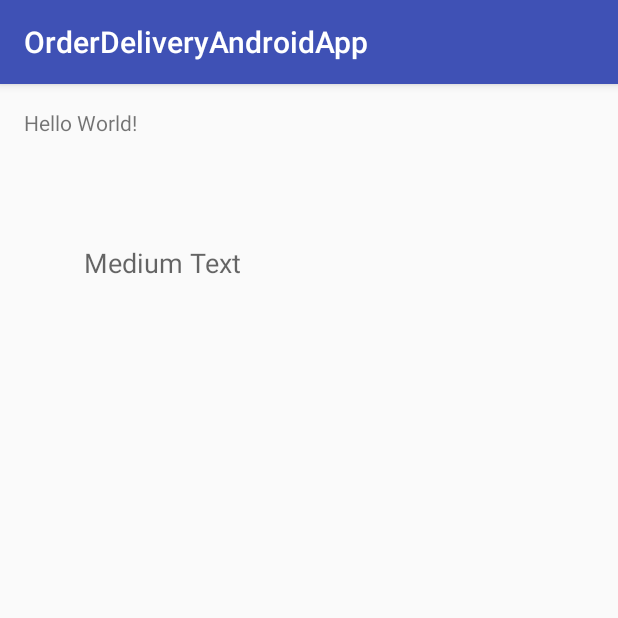
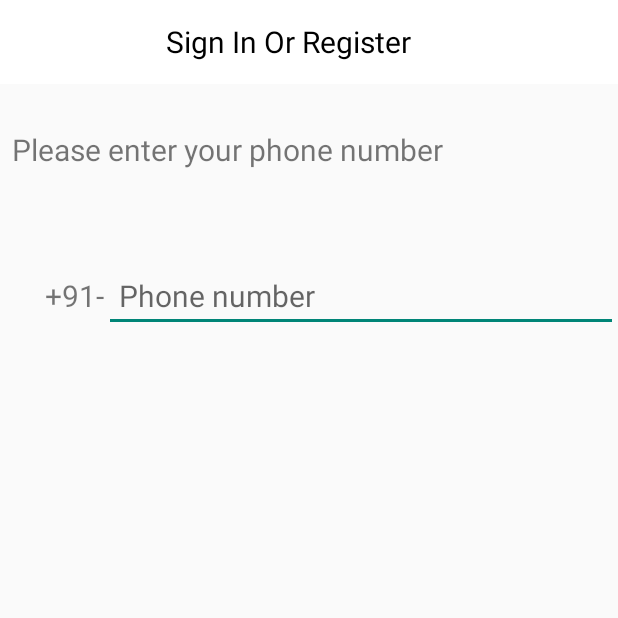
Before and after one commit to IOException722/OrderDeliveryApp, an Android app: the screen it shows after launch (MainActivity), on a phone screen of 412 x 824 dp, the top half of it. Run offline under Robolectric (Android 15) with nearby library versions, the phone set to English and light mode, and no system bars.

Commit message:
Login / sigin in screen

```diff
--- a/app/src/main/AndroidManifest.xml
+++ b/app/src/main/AndroidManifest.xml
@@ -7,7 +7,7 @@
         android:icon="@mipmap/ic_launcher"
         android:label="@string/app_name"
         android:supportsRtl="true"
-        android:theme="@style/AppTheme">
+        android:theme="@style/Theme.Example">
         <activity android:name=".MainActivity">
             <intent-filter>
                 <action android:name="android.intent.action.MAIN" />
--- a/app/src/main/res/layout/activity_main.xml
+++ b/app/src/main/res/layout/activity_main.xml
@@ -3,34 +3,53 @@
     xmlns:tools="http://schemas.android.com/tools"
     android:layout_width="match_parent"
     android:layout_height="match_parent"
-    android:paddingBottom="@dimen/activity_vertical_margin"
-    android:paddingLeft="@dimen/activity_horizontal_margin"
-    android:paddingRight="@dimen/activity_horizontal_margin"
-    android:paddingTop="@dimen/activity_vertical_margin"
-    tools:context="com.orderdeliveryandroidapp.MainActivity">
+    >
+    <LinearLayout
+        android:layout_width="match_parent"
+        android:layout_height="wrap_content"
+        android:background="@color/white"
+        android:id="@+id/tb_lin"
+        >
+        <include
+            android:id="@+id/tb"
+            layout="@layout/toolbar"/>
+    </LinearLayout>
 
     <TextView
-        android:layout_width="wrap_content"
+        android:id="@+id/tv_enter_text"
+        android:layout_width="match_parent"
+        android:textSize="@dimen/text_size_large"
         android:layout_height="wrap_content"
-        android:text="Hello World!"
-        android:id="@+id/textView" />
+        android:layout_marginLeft="@dimen/top"
+        android:layout_below="@id/tb_lin"
+        android:layout_marginTop="30dp"
+        android:text="@string/enter_text"/>
 
     <LinearLayout
-        android:orientation="horizontal"
         android:layout_width="match_parent"
-        android:layout_height="match_parent"
-        android:layout_below="@+id/textView"
-        android:layout_alignParentLeft="true"
-        android:layout_alignParentStart="true"
-        android:layout_marginLeft="40dp"
-        android:layout_marginStart="40dp"
-        android:layout_marginTop="71dp">
-
+        android:layout_below="@id/tv_enter_text"
+        android:layout_height="wrap_content"
+        android:layout_marginTop="60dp"
+        android:layout_marginLeft="30dp"
+        android:orientation="horizontal">
         <TextView
             android:layout_width="wrap_content"
             android:layout_height="wrap_content"
-            android:textAppearance="?android:attr/textAppearanceMedium"
-            android:text="Medium Text"
-            android:id="@+id/textView2" />
+            android:layout_gravity="center|center_vertical"
+            android:textSize="@dimen/text_size_large"
+            android:text="+91-"/>
+
+        <EditText
+            android:layout_width="match_parent"
+            android:layout_height="wrap_content"
+            android:hint="Phone number"
+            android:gravity="left|center_vertical"
+            android:paddingLeft="10dp"
+            android:maxLines="1"
+            android:layout_gravity="top|left"
+            android:textSize="@dimen/text_size_large"
+            android:inputType="number"
+           />
     </LinearLayout>
+
 </RelativeLayout>
--- /dev/null
+++ b/app/src/main/res/layout/toolbar.xml
@@ -0,0 +1,44 @@
+<?xml version="1.0" encoding="utf-8"?>
+<android.support.v7.widget.Toolbar xmlns:android="http://schemas.android.com/apk/res/android"
+    android:layout_width="match_parent" android:layout_height="wrap_content"
+    android:background="@color/white"
+    android:id="@+id/main_toolbar"
+    >
+
+
+    <LinearLayout
+        android:layout_width="match_parent"
+        android:layout_height="wrap_content"
+        android:padding="@dimen/top"
+        android:orientation="horizontal"
+        android:weightSum="1"
+        >
+
+        <ImageButton
+            android:id="@+id/menu_or_home"
+            android:layout_height="fill_parent"
+            android:layout_width="wrap_content"
+            android:visibility="gone"
+            android:layout_gravity="left"
+            android:gravity="center"
+            android:layout_weight="0.2"
+
+            android:src="@drawable/ic_menu_black_24dp"
+            android:background="@color/indio"
+
+            />
+
+        <TextView
+            android:layout_width="wrap_content"
+            android:layout_height="wrap_content"
+            android:id="@+id/title"
+            android:gravity="center"
+            android:textColor="@color/black"
+            android:text="@string/login_or_register"
+            android:layout_weight="0.8"
+            android:visibility="visible"
+            android:textSize="@dimen/text_size_large"
+            />
+
+    </LinearLayout>
+</android.support.v7.widget.Toolbar>
--- a/app/src/main/res/values/colors.xml
+++ b/app/src/main/res/values/colors.xml
@@ -3,4 +3,16 @@
     <color name="colorPrimary">#3F51B5</color>
     <color name="colorPrimaryDark">#303F9F</color>
     <color name="colorAccent">#FF4081</color>
+
+    <color name="white">#ffffffff</color>
+    <color name="blue">#3babcf</color>
+    <color name="black">#ff000000</color>
+    <color name="gray">#70EEEEEE</color>
+    <color name="dark_gray">#2F4F4F</color>
+    <color name="red">#ffff4444</color>
+    <color name="orange">#ffffbb33</color>
+    <color name="cloudy_gray">#848482</color>
+    <color name="indio">#4b0082</color>
+    <color name="indigo2">#be66ff</color>
+
 </resources>
--- a/app/src/main/res/values/dimens.xml
+++ b/app/src/main/res/values/dimens.xml
@@ -2,4 +2,15 @@
     <!-- Default screen margins, per the Android Design guidelines. -->
     <dimen name="activity_horizontal_margin">16dp</dimen>
     <dimen name="activity_vertical_margin">16dp</dimen>
+
+
+    <dimen name="left">20dp</dimen>
+    <dimen name="top">8dp</dimen>
+    <dimen name="small">6dp</dimen>
+
+    <dimen name="text_size">13sp</dimen>
+    <dimen name="text_size_small">12sp</dimen>
+    <dimen name="text_size_large">20sp</dimen>
+    <dimen name="margin_top">12dp</dimen>
+
 </resources>
--- a/app/src/main/res/values/strings.xml
+++ b/app/src/main/res/values/strings.xml
@@ -1,3 +1,5 @@
 <resources>
-    <string name="app_name">OrderDeliveryAndroidApp</string>
+    <string name="app_name">Order Delivery</string>
+    <string name="login_or_register">Sign In Or Register</string>
+    <string name="enter_text">Please enter your phone number</string>
 </resources>
--- a/app/src/main/res/values/styles.xml
+++ b/app/src/main/res/values/styles.xml
@@ -8,4 +8,10 @@
         <item name="colorAccent">@color/colorAccent</item>
     </style>
 
+    <style name="Theme.Example" parent="Theme.AppCompat.Light.NoActionBar"></style>
+
+    <style name="Theme.Example.AppBarOverlay" parent="ThemeOverlay.AppCompat.Dark.ActionBar" />
+
+    <style name="Theme.Example.PopupOverlay" parent="ThemeOverlay.AppCompat.Light" />
+
 </resources>
```
Also changed, not shown: app/src/main/res/drawable-hdpi/ic_menu_black_24dp.png (added), app/src/main/res/drawable-mdpi/ic_menu_black_24dp.png (added), app/src/main/res/drawable-xhdpi/ic_menu_black_24dp.png (added).
